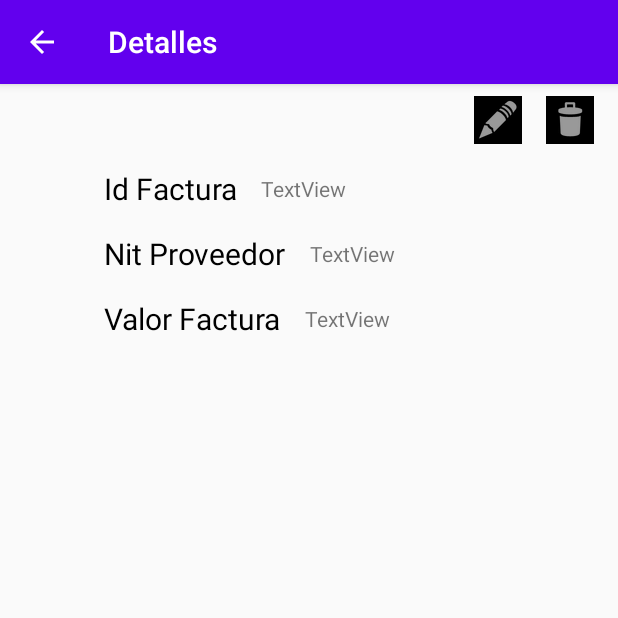
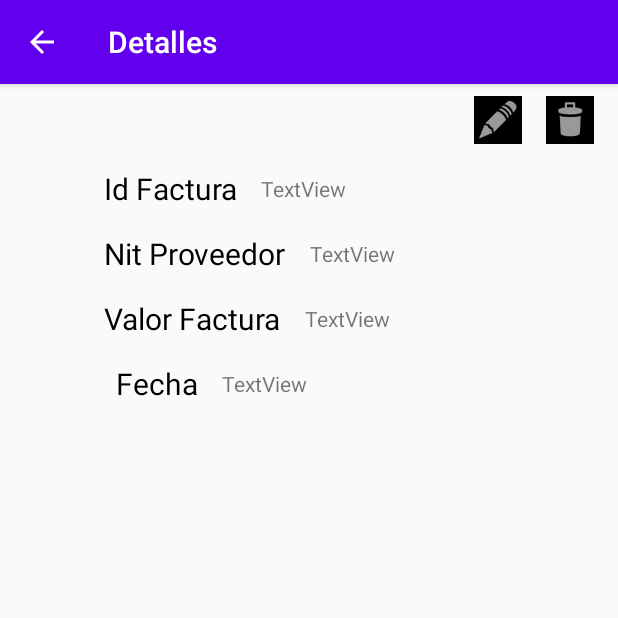
Before and after one commit to DanielAristy/AppDatamigo, an Android app: the DetallesActivity screen opened directly, with no data from a screen before it, on a phone screen of 412 x 824 dp, the top half of it. Run offline under Robolectric (Android 15) with nearby library versions, the phone set to English and light mode, and no system bars; our stand-ins replace ButterKnife.

Commit message:
Editanto los campos de la factura

```diff
--- a/app/src/main/java/com/example/appdatamigo/persistencia/dao/DocumentoDAO.java
+++ b/app/src/main/java/com/example/appdatamigo/persistencia/dao/DocumentoDAO.java
@@ -4,6 +4,7 @@ import androidx.room.Dao;
 import androidx.room.Delete;
 import androidx.room.Insert;
 import androidx.room.Query;
+import androidx.room.Update;
 
 import com.example.appdatamigo.entidades.Documento;
 
@@ -19,6 +20,9 @@ public interface DocumentoDAO {
     @Delete
     void delete(Documento documento);
 
+    @Update
+    void update(Documento documento);
+
     @Query("DELETE FROM documento WHERE idDocumento=:idDocumento")
     void deleteByIdTarifa(Integer idDocumento);
 
--- a/app/src/main/java/com/example/appdatamigo/view/FacturaActivity.java
+++ b/app/src/main/java/com/example/appdatamigo/view/FacturaActivity.java
@@ -25,6 +25,7 @@ import android.widget.TextView;
 import android.widget.Toast;
 
 import com.example.appdatamigo.R;
+import com.example.appdatamigo.adapter.DocumentoAdapter;
 import com.example.appdatamigo.entidades.Documento;
 import com.example.appdatamigo.persistencia.room.DataBaseHelper;
 import com.example.appdatamigo.utilities.ActionBarUtil;
--- a/app/src/main/res/layout/activity_detalles.xml
+++ b/app/src/main/res/layout/activity_detalles.xml
@@ -69,8 +69,8 @@
         android:layout_height="wrap_content"
         android:layout_marginTop="16dp"
         android:text="@string/valor_factura"
+        android:textColor="@color/black"
         android:textSize="20sp"
-        android:textColor="@color/black"
         app:layout_constraintBottom_toBottomOf="parent"
         app:layout_constraintEnd_toEndOf="parent"
         app:layout_constraintHorizontal_bias="0.0"
@@ -175,13 +175,43 @@
         android:layout_width="0dp"
         android:layout_height="wrap_content"
         android:layout_marginTop="16dp"
+        android:gravity="center"
         android:text="@string/editar_Campos"
+        android:textColor="#000"
         android:textSize="20sp"
-        android:gravity="center"
-        android:textColor="#000"
         app:layout_constraintBottom_toBottomOf="parent"
         app:layout_constraintEnd_toEndOf="parent"
         app:layout_constraintStart_toStartOf="parent"
+        app:layout_constraintTop_toBottomOf="@+id/txtFecha"
+        app:layout_constraintVertical_bias="0.0" />
+
+    <TextView
+        android:id="@+id/txtFecha"
+        android:layout_width="wrap_content"
+        android:layout_height="wrap_content"
+        android:layout_marginStart="8dp"
+        android:layout_marginTop="16dp"
+        android:layout_marginEnd="8dp"
+        android:layout_marginBottom="8dp"
+        android:text="@string/fecha"
+        android:textColor="#000"
+        android:textSize="20sp"
+        app:layout_constraintBottom_toBottomOf="parent"
+        app:layout_constraintEnd_toEndOf="parent"
+        app:layout_constraintHorizontal_bias="0.0"
+        app:layout_constraintStart_toStartOf="@+id/txtValorFactura"
         app:layout_constraintTop_toBottomOf="@+id/txtValorFactura"
         app:layout_constraintVertical_bias="0.0" />
+
+    <TextView
+        android:id="@+id/fecha"
+        android:layout_width="wrap_content"
+        android:layout_height="wrap_content"
+        android:layout_marginStart="16dp"
+        android:text="TextView"
+        app:layout_constraintBottom_toBottomOf="@+id/txtFecha"
+        app:layout_constraintEnd_toEndOf="parent"
+        app:layout_constraintHorizontal_bias="0.0"
+        app:layout_constraintStart_toEndOf="@+id/txtFecha"
+        app:layout_constraintTop_toTopOf="@+id/txtFecha" />
 </androidx.constraintlayout.widget.ConstraintLayout>
```
Also changed, not shown: app/src/main/java/com/example/appdatamigo/view/DetallesActivity.java (+67 -6 lines).
